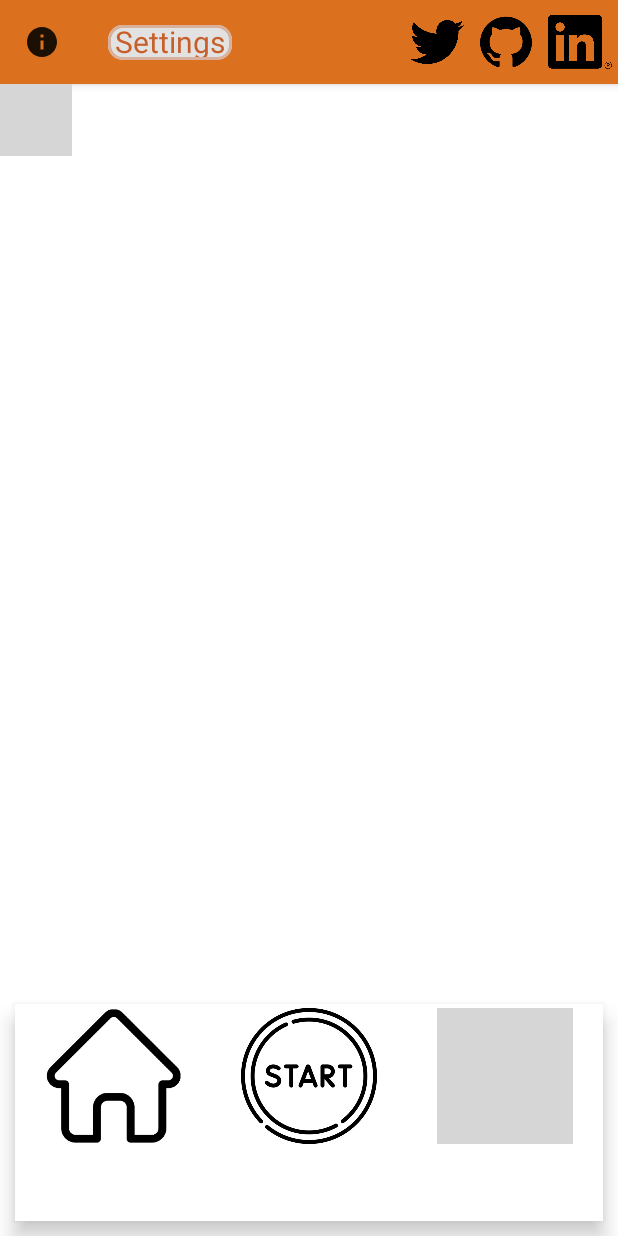
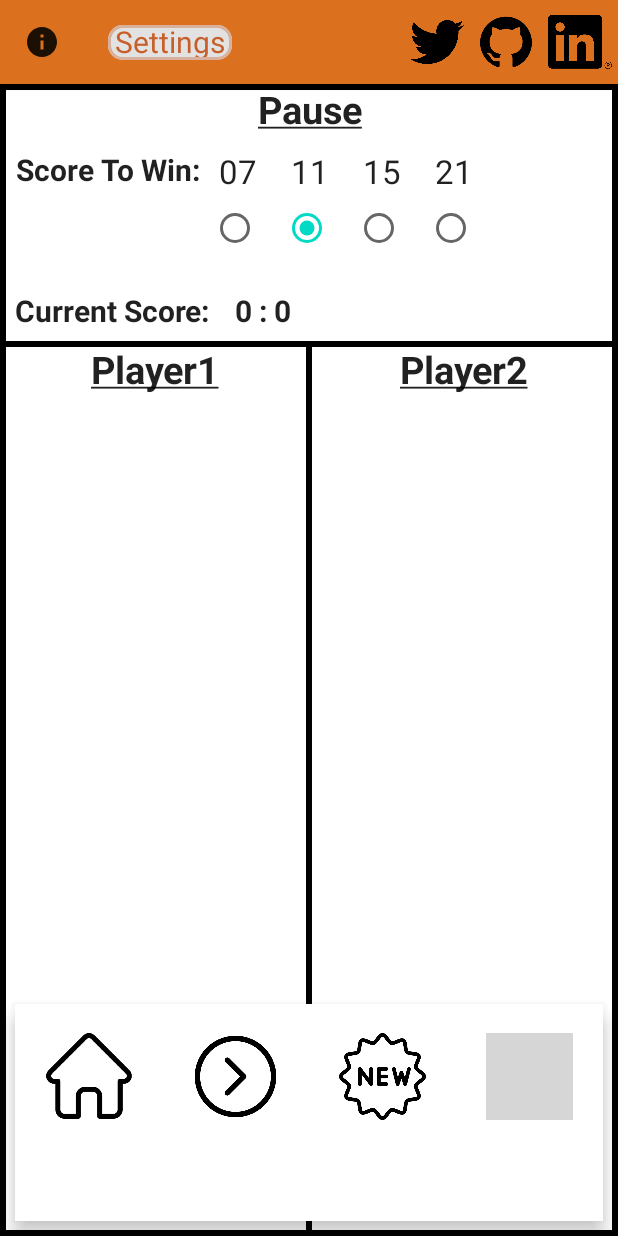
Before and after one commit to BenSchokoRiegel/NBASignatureVersus, an Android app built with Jetpack Compose: the Settings screen opened through its navigation route, on a phone screen of 412 x 824 dp. Run offline under Robolectric (Android 15) with nearby library versions, the phone set to English and light mode, and no system bars; libraries missing offline, so code that uses them is left out: coil.decode; pictures from the network do not load; 1 statement that could not run was skipped; grey boxes are pictures that could not be loaded.

Commit message:
Implementierung von Pause und Game Start Stop Weitergemacht mit Setting

```diff
--- a/app/src/main/java/com/example/nbasignatureversus/GameData.kt
+++ b/app/src/main/java/com/example/nbasignatureversus/GameData.kt
@@ -1,4 +1,6 @@
 package com.example.nbasignatureversus
+
+import kotlin.random.Random
 
 enum class Level {
     Pro, ADVANCED, ROOKIE, Master,
@@ -26,7 +28,9 @@ class GameData(gameScore: GameScore,player1:Player,player2: Player){
 
 }
 
+fun gameHasStarted(){
 
+}
 
 
 class Player(val name: String, var level: Level, var picture: Int) {
@@ -37,7 +41,7 @@ class Player(val name: String, var level: Level, var picture: Int) {
 }
 
 
-class GameScore(var player1_score:Int, var player2_score:Int, var player1_turn: Boolean, var maxScore:Int){
+class GameScore(var player1_score:Int, var player2_score:Int, var player1_turn: Boolean, var maxScore:Int, var hasStarted:Boolean){
 
-    constructor():this(0,0,true,11)
+    constructor():this(0,0, Random.nextBoolean(),11,hasStarted = false)
 }
--- a/app/src/main/java/com/example/nbasignatureversus/GameScreen.kt
+++ b/app/src/main/java/com/example/nbasignatureversus/GameScreen.kt
@@ -58,6 +58,7 @@ val topScreenHide = 10
 
 @Composable
 fun GameScreenTopBar(navController: NavController, sharedViewModel: SharedViewModel){
+    sharedViewModel.gameScore.hasStarted = true
     NBASIgnatureVersusTheme(darkTheme = false) {
         // A surface container using the 'background' color from the theme
         Scaffold(
@@ -106,7 +107,7 @@ fun GameScreen(navController: NavController, sharedViewModel: SharedViewModel) {
         createIcons(
             icons =
             listOf(IconsForGame(R.drawable.icon_shot_make, "MakeShot"),
-                IconsForGame(R.drawable.icon_settings, "Settings"),
+                IconsForGame(R.drawable.icon_pause, "Pause"),
                 IconsForGame(R.drawable.icon_home, "Home"),
                 IconsForGame(R.drawable.icon_miss, "MissShot"),
 
--- a/app/src/main/java/com/example/nbasignatureversus/Icons_down.kt
+++ b/app/src/main/java/com/example/nbasignatureversus/Icons_down.kt
@@ -49,7 +49,7 @@ fun createIcons(
                     sharedViewModel.brickShot()
                     print("BrickShoot")
                     navController.navigate(Screen.GameScreen.route)
-                } else if (item.function == "Settings") {
+                } else if (item.function == "Pause") {
                     navController.navigate(Screen.GameSettingScreen.route)
                 }
             }) {
--- a/app/src/main/java/com/example/nbasignatureversus/Setting.kt
+++ b/app/src/main/java/com/example/nbasignatureversus/Setting.kt
@@ -56,6 +56,7 @@ fun Settings(navController: NavController, sharedViewModel: SharedViewModel) {
         Scaffold(
             topBar = { Topbar("#db711e".color, " Settings ") },
             bottomBar = {
+                if (!sharedViewModel.gameScore.hasStarted) {
                     BottomNavigation(
                         navController,
                         items =
@@ -64,20 +65,33 @@ fun Settings(navController: NavController, sharedViewModel: SharedViewModel) {
                             IconsForGame(R.drawable.icon_start, "Start"),
                             IconsForGame(R.drawable.icon_save, "Save"),
 
+                            ), sharedViewModel
                     )
+                } else {
+                    BottomNavigation(
+                        navController,
+                        items =
+                        listOf(
+                            IconsForGame(R.drawable.icon_home, "Home"),
+                            IconsForGame(R.drawable.icon_continue, "Continue"),
+                            IconsForGame(R.drawable.icon_new, "New"),
+                            IconsForGame(R.drawable.icon_save, "Save"),
+                        ), sharedViewModel
                     )
+                }
+
+
             }
             //bottomBar = { BottomAppBar(backgroundColor = Color.Red, modifier = Modifier.fillMaxHeight()) { Text("Click FloatingAction to add Random elements ") } },
             // floatingActionButton = {
             //FloatingActionButton(onClick = { navController.navigate(Screen.CreateNote.route) }
 
         ) {
+            Column(Modifier.fillMaxSize().border(4.dp, Color.Black)) {
+                GameSettings(sharedViewModel)
+                PlayerSettings(sharedViewModel)
+            }
 
-            //Preview_MultipleRadioButtons()
-
-            RadioButtonSample()
-            //GameSettings()
-            //GameScreen(navController = navController, sharedViewModel = sharedViewModel)
 
 
         }
@@ -86,32 +100,78 @@ fun Settings(navController: NavController, sharedViewModel: SharedViewModel) {
 
 }
 
+@Composable
+fun PlayerSettings(sharedViewModel: SharedViewModel) {
+    Row (
+        Modifier
+            .border(2.dp, Color.Black)
+            .fillMaxWidth()
+            .fillMaxHeight()){
+        Column(
+            Modifier
+                .fillMaxHeight()
+                .fillMaxWidth(0.5f)
+                .border(2.dp, Color.Black)) {
+                HeaderSetting(headText = "Player1")
+        }
+        Column(
+            Modifier
+                .fillMaxHeight()
+                .border(2.dp, Color.Black)) {
+            HeaderSetting(headText = "Player2")
+        }
+
+    }
+}
+
 
 @Composable
 fun GameSettings(sharedViewModel: SharedViewModel) {
 
-    Column() {
-        Row() { HeaderSetting("Game Settings") }
-        Row(modifier = Modifier.padding(/*30.dp,10.dp*/)) {
+    Column(
+        Modifier
+            .border(2.dp, Color.Black)
+            .fillMaxWidth()
+
+    ) {
+        Row() {
+
+            if (!sharedViewModel.gameScore.hasStarted) {
+                HeaderSetting("Game Settings")
+            } else {
+                HeaderSetting("Pause")
+            }
+        }
+        var mod = Modifier.padding(10.dp, 10.dp)
+        Row(modifier = mod) {
             Text(
-                text = "Score To Win",
+                text = "Score To Win:",
                 fontSize = 20.sp,
                 fontWeight = FontWeight.Bold,
                 textAlign = TextAlign.Center,
             )
-            RadioButtonSample(list = listOf(
-                RadioButtonInfo("ScoreToWin","7"),
-                RadioButtonInfo("ScoreToWin","11"),
-                RadioButtonInfo("ScoreToWin","15"),
-                RadioButtonInfo("scoreToWin","21")
-
-
-
+            RadioButtonSample(
+                list = listOf(
+                    RadioButtonInfo("7", "ScoreToWin"),
+                    RadioButtonInfo("11", "ScoreToWin"),
+                    RadioButtonInfo("15", "ScoreToWin"),
+                    RadioButtonInfo("21", "ScoreToWin")
+                ), sharedViewModel
             )
-                ,sharedViewModel)
 
 
         }
+        if (sharedViewModel.gameScore.hasStarted) {
+            Row(mod) {
+                Text(
+                    text = "Current Score: \t" + sharedViewModel.gameScore.player1_score + " : " + sharedViewModel.gameScore.player2_score,
+                    fontSize = 20.sp,
+                    fontWeight = FontWeight.Bold,
+                    textAlign = TextAlign.Center,
+                )
+            }
+        }
+
     }
 }
 
@@ -126,6 +186,7 @@ fun RadioButtonSample(list: List<RadioButtonInfo>, sharedViewModel: SharedViewMo
     if (list[0].function == "ScoreToWin") {
         currentSavedModel = 0;
         for (i in 0..list.size) {
+            //  print(Integer.decode(list[i].name))
             if (Integer.decode(list[i].name) == sharedViewModel.gameScore.maxScore) {
                 currentSavedModel = i
                 break
@@ -135,7 +196,7 @@ fun RadioButtonSample(list: List<RadioButtonInfo>, sharedViewModel: SharedViewMo
     } else if (list[0].function == "PlayerOneLevel") {
         currentSavedModel = 0;
         for (i in 0..list.size) {
-            if (createLevel( list[i].name) == sharedViewModel.player1.level) {
+            if (createLevel(list[i].name) == sharedViewModel.player1.level) {
                 currentSavedModel = i
                 break
             }
@@ -144,7 +205,7 @@ fun RadioButtonSample(list: List<RadioButtonInfo>, sharedViewModel: SharedViewMo
     } else if (list[0].function == "PlayerTwoLevel") {
         currentSavedModel = 0;
         for (i in 0..list.size) {
-            if (createLevel( list[i].name) == sharedViewModel.player2.level) {
+            if (createLevel(list[i].name) == sharedViewModel.player2.level) {
                 currentSavedModel = i
                 break
             }
@@ -157,7 +218,7 @@ fun RadioButtonSample(list: List<RadioButtonInfo>, sharedViewModel: SharedViewMo
 
     val (selectedOption, onOptionSelected) = remember { mutableStateOf(list[currentSavedModel]) }
 
-    // Inspiered by https://foso.github.io/Jetpack-Compose-Playground/material/radiobutton/
+    // inspiriert by https://foso.github.io/Jetpack-Compose-Playground/material/radiobutton/
     Row {
         list.forEach { item ->
             Column(
@@ -172,11 +233,10 @@ fun RadioButtonSample(list: List<RadioButtonInfo>, sharedViewModel: SharedViewMo
                 //.padding(horizontal = 16.dp)
             ) {
                 Text(
-                    text = item.name,
-                    fontWeight = FontWeight.Bold,
+                    text = safe7(item.name),
                     fontSize = 22.sp,
                     style = MaterialTheme.typography.body1.merge(),
-                    modifier = Modifier.padding(start = 16.dp)
+                    modifier = Modifier.padding(start = 13.dp)
                 )
                 RadioButton(
                     selected = (item == selectedOption),
@@ -184,9 +244,9 @@ fun RadioButtonSample(list: List<RadioButtonInfo>, sharedViewModel: SharedViewMo
                         onOptionSelected(item)
                         if (item.function == "ScoreToWin") {
                             sharedViewModel.gameScore.maxScore = Integer.decode(item.name)
-                        } else if (item.function == "PlayerOneLevel"){
+                        } else if (item.function == "PlayerOneLevel") {
                             sharedViewModel.player1.level = createLevel(item.name)
-                        } else if (item.function == "PlayerTwoLevel"){
+                        } else if (item.function == "PlayerTwoLevel") {
                             sharedViewModel.player2.level = createLevel(item.name)
                         }
 
@@ -199,8 +259,13 @@ fun RadioButtonSample(list: List<RadioButtonInfo>, sharedViewModel: SharedViewMo
     }
 }
 
-
-
+fun safe7(name: String): String {
+    if (name == "7") {
+        return "07"
+    } else {
+        return name
+    }
+}
 
 
 @Composable
@@ -349,7 +414,11 @@ fun BottomBar() {
 
 // Inspieriert durch https://medium.com/geekculture/bottom-navigation-in-jetpack-compose-android-9cd232a8b16
 @Composable
-fun BottomNavigation(navController: NavController, items: List<IconsForGame>) {
+fun BottomNavigation(
+    navController: NavController,
+    items: List<IconsForGame>,
+    sharedViewModel: SharedViewModel
+) {
     androidx.compose.material.BottomNavigation(
         backgroundColor = Color.White,
         contentColor = Color.Black,
@@ -376,7 +445,18 @@ fun BottomNavigation(navController: NavController, items: List<IconsForGame>) {
                 alwaysShowLabel = true,
                 selected = true,
                 onClick = {
-                    /* TODO */
+                    if (item.function == "Continue") {
+                        navController.navigate(Screen.GameScreen.route)
+
+                    } else if (item.function == "New") {
+                        sharedViewModel.newGame()
+                        navController.navigate(Screen.GameScreen.route)
+
+                    } else if (item.function == "Save") {
+                        // #TODO
+                    } else if (item.function == "Home") {
+                        //#TODO
+                    }
                 },
                 modifier = Modifier.padding(20.dp)
             )
```
Also changed, not shown: app/src/main/java/com/example/nbasignatureversus/SharedViewModel.kt (+9 -0 lines), app/src/main/res/drawable/icon_continue.png (added), app/src/main/res/drawable/icon_new.png (added), app/src/main/res/drawable/icon_pause.png (added). Lines whose indentation alone changed are shown as unchanged.
